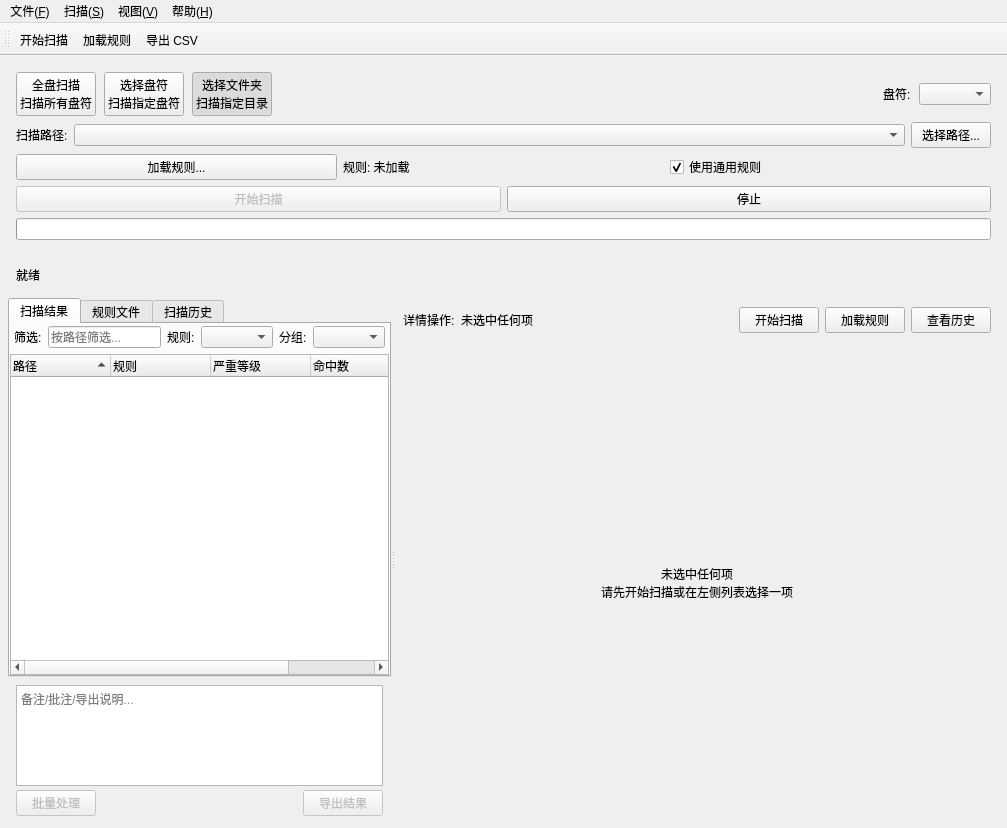
This is src/uniscan/gui/main_window.ui in gookeryoung/uniscan as Qt 5 draws it before an edit. The edited form follows.
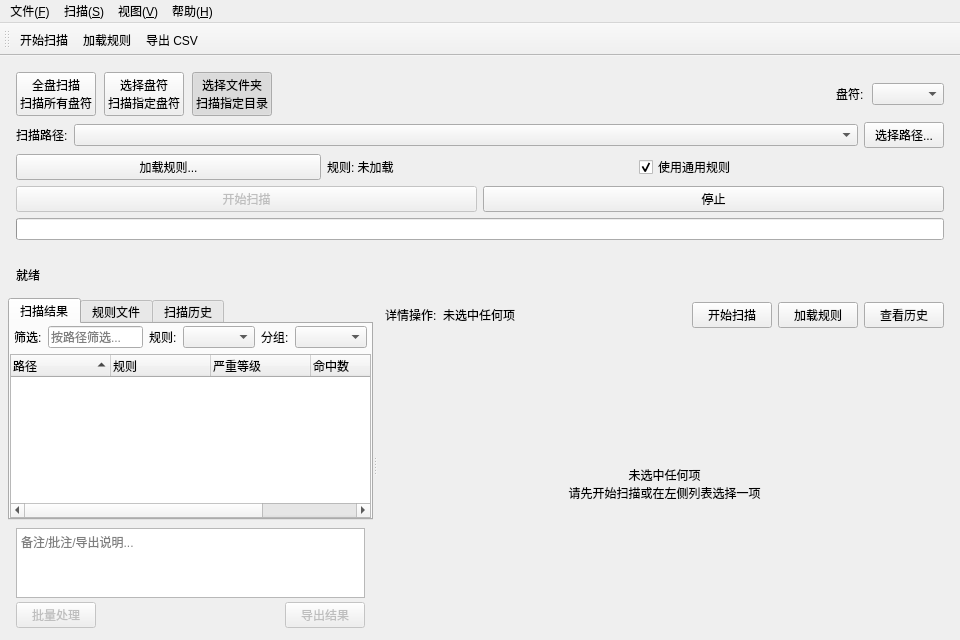
This is the edited form.

```diff
--- a/src/uniscan/gui/main_window.ui
+++ b/src/uniscan/gui/main_window.ui
@@ -6,10 +6,16 @@
    <rect>
     <x>0</x>
     <y>0</y>
-    <width>1007</width>
-    <height>828</height>
+    <width>960</width>
+    <height>640</height>
    </rect>
   </property>
+  <property name="minimumSize">
+   <size>
+    <width>800</width>
+    <height>500</height>
+   </size>
+  </property>
   <property name="windowTitle">
    <string>uniscan 通用文件扫描器</string>
   </property>
```
